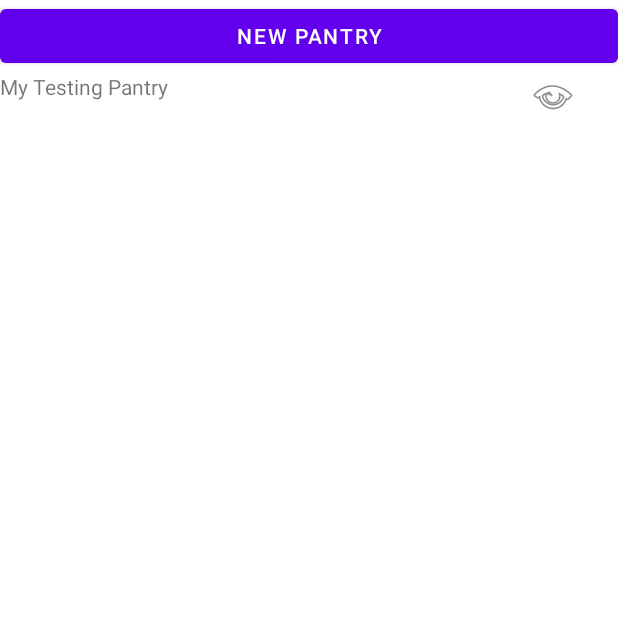
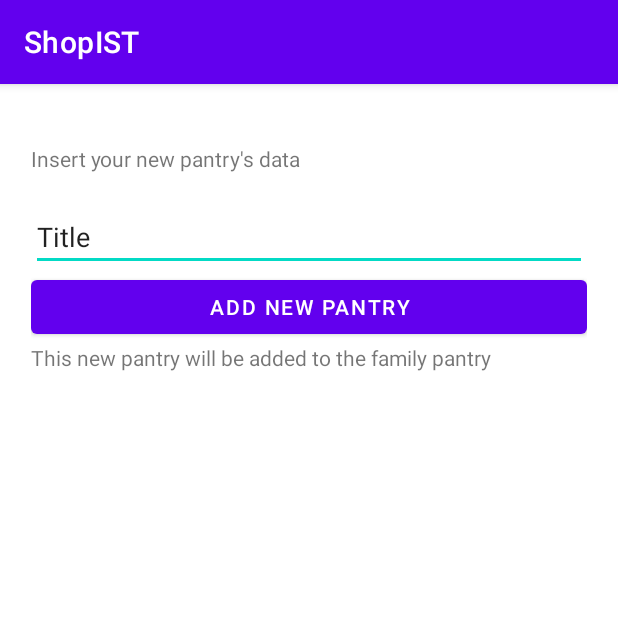
Before and after one commit to joaocmd/ShopIST, an Android app: the screen it shows after launch (ListPantryActivity before the commit, CreatePantryList after it), after a tap on "NEW PANTRY", on a phone screen of 412 x 824 dp, the top half of it. Run offline under Robolectric (Android 15) with nearby library versions, the phone set to English and light mode, and no system bars.

Commit message:
Create Pantry List Bad Design Version

```diff
--- a/ShopIST/app/src/main/AndroidManifest.xml
+++ b/ShopIST/app/src/main/AndroidManifest.xml
@@ -3,13 +3,14 @@
     package="pt.ulisboa.tecnico.cmov.shopist">
 
     <application
+        android:name=".domain.ShopIST"
         android:allowBackup="true"
         android:icon="@mipmap/ic_launcher"
         android:label="@string/app_name"
         android:roundIcon="@mipmap/ic_launcher_round"
         android:supportsRtl="true"
-        android:theme="@style/Theme.ShopIST"
-        android:name=".domain.ShopIST">
+        android:theme="@style/Theme.ShopIST">
+        <activity android:name=".CreatePantryList"></activity>
         <activity android:name=".ListPantryActivity">
             <intent-filter>
                 <action android:name="android.intent.action.MAIN" />
@@ -17,8 +18,7 @@
                 <category android:name="android.intent.category.LAUNCHER" />
             </intent-filter>
         </activity>
-        <activity android:name=".PantryActivity">
-        </activity>
+        <activity android:name=".PantryActivity"></activity>
     </application>
 
 </manifest>
--- /dev/null
+++ b/ShopIST/app/src/main/java/pt/ulisboa/tecnico/cmov/shopist/CreatePantryList.kt
@@ -0,0 +1,31 @@
+package pt.ulisboa.tecnico.cmov.shopist
+
+import androidx.appcompat.app.AppCompatActivity
+import android.os.Bundle
+import android.view.View
+import android.widget.EditText
+import android.widget.TextView
+import pt.ulisboa.tecnico.cmov.shopist.domain.PantryList
+import pt.ulisboa.tecnico.cmov.shopist.domain.Product
+import pt.ulisboa.tecnico.cmov.shopist.domain.ShopIST
+
+class CreatePantryList : AppCompatActivity() {
+    override fun onCreate(savedInstanceState: Bundle?) {
+        super.onCreate(savedInstanceState)
+        setContentView(R.layout.activity_create_pantry_list)
+    }
+
+    fun onCreatePantry(view: View) {
+        val globalData = applicationContext as ShopIST
+
+        val newPantry = PantryList(findViewById<EditText>(R.id.editTextPantryName).text.toString())
+        //newPantry.addProduct(Product("1-Product1"))
+        //newPantry.addProduct(Product("1-Product2"))
+        //newPantry.addProduct(Product("1-Product3")
+        globalData.addPantryList(
+            newPantry
+        )
+
+        finish()
+    }
+}
--- a/ShopIST/app/src/main/java/pt/ulisboa/tecnico/cmov/shopist/ListPantryActivity.kt
+++ b/ShopIST/app/src/main/java/pt/ulisboa/tecnico/cmov/shopist/ListPantryActivity.kt
@@ -1,5 +1,6 @@
 package pt.ulisboa.tecnico.cmov.shopist
 
+import android.content.Intent
 import androidx.appcompat.app.AppCompatActivity
 import android.os.Bundle
 import android.view.View
@@ -30,6 +31,11 @@ class ListPantryActivity : AppCompatActivity() {
         initListPantries()
     }
 
+    override fun onResume() {
+        initListPantries()
+        super.onResume()
+    }
+
     private fun initListPantries() {
         val recyclerView = findViewById<RecyclerView>(R.id.recyclerView)
         val globalData = applicationContext as ShopIST
@@ -44,6 +50,8 @@ class ListPantryActivity : AppCompatActivity() {
     }
 
     fun onNewPantry(view: View) {
+        val intent = Intent(applicationContext, CreatePantryList::class.java)
+        startActivity(intent)
         // TODO:
     }
 }
--- /dev/null
+++ b/ShopIST/app/src/main/res/layout/activity_create_pantry_list.xml
@@ -0,0 +1,51 @@
+<?xml version="1.0" encoding="utf-8"?>
+<androidx.constraintlayout.widget.ConstraintLayout xmlns:android="http://schemas.android.com/apk/res/android"
+    xmlns:app="http://schemas.android.com/apk/res-auto"
+    xmlns:tools="http://schemas.android.com/tools"
+    android:layout_width="match_parent"
+    android:layout_height="match_parent"
+    tools:context=".CreatePantryList">
+
+    <LinearLayout
+        android:layout_width="match_parent"
+        android:layout_height="match_parent"
+        android:weightSum="1"
+        android:gravity="center_horizontal"
+        >
+        <LinearLayout
+            android:layout_width="0dp"
+            android:layout_weight="0.9"
+            android:layout_marginTop="40dp"
+            android:layout_height="match_parent"
+            android:orientation="vertical">
+
+            <TextView
+                android:id="@+id/textView"
+                android:layout_width="match_parent"
+                android:layout_height="wrap_content"
+                android:text="@string/create_pantry_title"
+                android:layout_marginBottom="20dp" />
+
+            <EditText
+                android:id="@+id/editTextPantryName"
+                android:layout_width="match_parent"
+                android:layout_height="wrap_content"
+                android:ems="10"
+                android:inputType="textPersonName"
+                android:text="@string/create_pantry_item_title"/>
+
+            <Button
+                android:id="@+id/button"
+                android:layout_width="match_parent"
+                android:layout_height="wrap_content"
+                android:text="@string/create_pantry_item_complete"
+                android:onClick="onCreatePantry"/>
+
+            <TextView
+                android:id="@+id/textView2"
+                android:layout_width="match_parent"
+                android:layout_height="wrap_content"
+                android:text="@string/create_pantry_warning"/>
+        </LinearLayout>
+    </LinearLayout>
+</androidx.constraintlayout.widget.ConstraintLayout>
--- a/ShopIST/app/src/main/res/values/strings.xml
+++ b/ShopIST/app/src/main/res/values/strings.xml
@@ -1,3 +1,7 @@
 <resources>
     <string name="app_name">ShopIST</string>
+    <string name="create_pantry_item_title"> Title </string>
+    <string name="create_pantry_title"> Insert your new pantry\'s data </string>
+    <string name="create_pantry_warning"> This new pantry will be added to the family pantry </string>
+    <string name="create_pantry_item_complete"> Add new Pantry </string>
 </resources>
```
